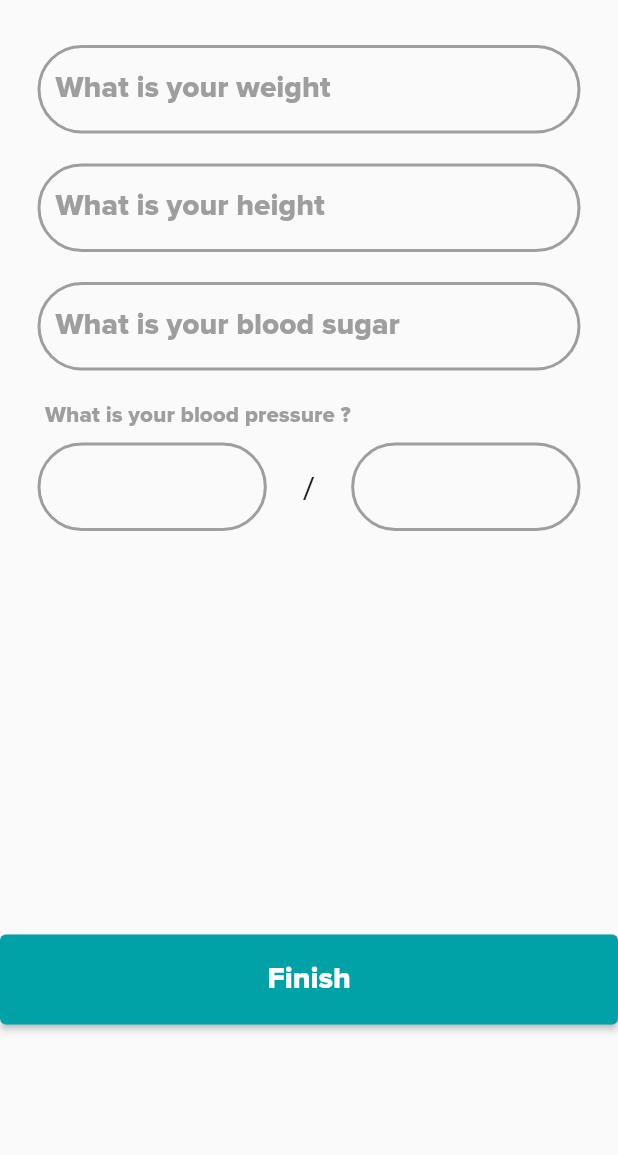
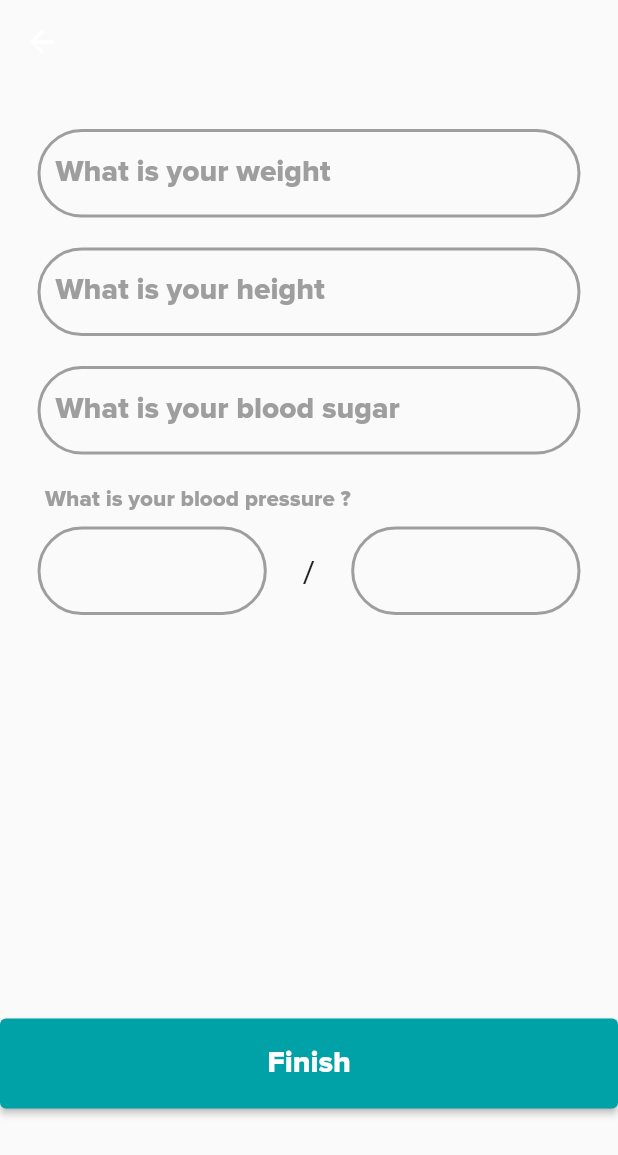
Before and after one commit to AhmedElbasha97/medicalkhealth-care, a Flutter app: the PatientNextScreen screen opened directly, on a phone screen of 412 x 824 dp. Shown: the top 1155 px of the screen. Run offline on Flutter 3.47's test engine with Material 2 defaults, Android fonts, the phone set to English and light mode, and no system bars; our stand-ins replace file_picker, firebase_auth, firebase_core, firebase_database, firebase_storage, font_awesome_flutter and 1 more; missing offline and left inert: animated_onboarding, flutter_dropdown; accounts and stored records are empty.

Commit message:
scaffold bug

```diff
--- a/med_app/lib/UI/DoctorNextScreen/doctor_next_screen.dart
+++ b/med_app/lib/UI/DoctorNextScreen/doctor_next_screen.dart
@@ -86,11 +86,6 @@ class _DoctorNextScreenState extends State<DoctorNextScreen> {
     return Scaffold(
         appBar: AppBar(
           shadowColor: Colors.black,
-          leading: IconButton(
-            icon: Icon(Icons.arrow_back_ios_sharp),
-            color: Colors.black,
-            onPressed: () => Navigator.pop(context),
-          ),
           title: Text(''),
           backgroundColor: Colors.transparent,
           elevation: 0.0,
@@ -204,7 +199,7 @@ class _DoctorNextScreenState extends State<DoctorNextScreen> {
                         candidate);
                   },
                   child: Text(
-                    'Next',
+                    'Finish',
                     style: TextStyle(
                         color: Colors.white,
                         fontSize: 20,
--- a/med_app/lib/UI/PatientNextScreen/patient_next_screen.dart
+++ b/med_app/lib/UI/PatientNextScreen/patient_next_screen.dart
@@ -67,7 +67,14 @@ class _PatientNextScreenState extends State<PatientNextScreen> {
 
   @override
   Widget build(BuildContext context) {
-    return Container(
+    return Scaffold(
+      appBar: AppBar(
+        shadowColor: Colors.black,
+        title: Text(''),
+        backgroundColor: Colors.transparent,
+        elevation: 0.0,
+      ),
+      body: Container(
         child: SingleChildScrollView(
           child: Column(
             mainAxisAlignment: MainAxisAlignment.spaceBetween,
@@ -81,7 +88,8 @@ class _PatientNextScreenState extends State<PatientNextScreen> {
                       child: TextFieldComp(
                           label: "What is your weight",
                           hint: "Enter your weight",
-                        controller: weight),
+                          controller: weight,
+                          keyboardTypeNumber: true),
                     ),
                     Padding(
                       padding: const EdgeInsets.symmetric(vertical: 10),
@@ -89,7 +97,7 @@ class _PatientNextScreenState extends State<PatientNextScreen> {
                           label: "What is your height",
                           hint: "Enter your height",
                           controller: height,
-                    ),
+                          keyboardTypeNumber: true),
                     ),
                     Padding(
                       padding: const EdgeInsets.symmetric(vertical: 10),
@@ -97,7 +105,7 @@ class _PatientNextScreenState extends State<PatientNextScreen> {
                           label: 'What is your blood sugar',
                           hint: "Enter your blood sugar",
                           controller: sugar,
-                    ),
+                          keyboardTypeNumber: true),
                     ),
                     Padding(
                         padding: const EdgeInsets.symmetric(
@@ -106,8 +114,8 @@ class _PatientNextScreenState extends State<PatientNextScreen> {
                           crossAxisAlignment: CrossAxisAlignment.start,
                           children: [
                             Padding(
-                            padding:
-                                const EdgeInsets.only(bottom: 10.0, left: 5.0),
+                              padding: const EdgeInsets.only(
+                                  bottom: 10.0, left: 5.0),
                               child: Text(
                                 'What is your blood pressure ?',
                                 style: TextStyle(
@@ -131,7 +139,8 @@ class _PatientNextScreenState extends State<PatientNextScreen> {
                                             borderSide: BorderSide(
                                                 width: 2,
                                                 color: Color(0xFF02B4BB)),
-                                          borderRadius: const BorderRadius.all(
+                                            borderRadius:
+                                                const BorderRadius.all(
                                               const Radius.circular(40.0),
                                             )),
                                         enabledBorder: OutlineInputBorder(
@@ -164,7 +173,8 @@ class _PatientNextScreenState extends State<PatientNextScreen> {
                                             borderSide: BorderSide(
                                                 width: 2,
                                                 color: Color(0xFF02B4BB)),
-                                          borderRadius: const BorderRadius.all(
+                                            borderRadius:
+                                                const BorderRadius.all(
                                               const Radius.circular(40.0),
                                             )),
                                         enabledBorder: OutlineInputBorder(
@@ -212,6 +222,7 @@ class _PatientNextScreenState extends State<PatientNextScreen> {
             ],
           ),
         ),
+      ),
     );
   }
 }
--- a/med_app/lib/Widgets/text_field.dart
+++ b/med_app/lib/Widgets/text_field.dart
@@ -5,7 +5,12 @@ class TextFieldComp extends StatefulWidget {
   final String label;
   final String hint;
   final controller;
-  TextFieldComp({this.label, this.hint, this.controller});
+  final keyboardTypeNumber;
+  TextFieldComp(
+      {this.label,
+      this.hint,
+      this.controller,
+      this.keyboardTypeNumber = false});
 
   @override
   _TextFieldCompState createState() => _TextFieldCompState();
@@ -29,7 +34,9 @@ class _TextFieldCompState extends State<TextFieldComp> {
               },
               child: TextFormField(
                 controller: widget.controller,
-                keyboardType: TextInputType.text,
+                keyboardType: widget.keyboardTypeNumber
+                    ? TextInputType.number
+                    : TextInputType.text,
                 decoration: InputDecoration(
                     focusedBorder: OutlineInputBorder(
                         borderSide:
```
Lines whose indentation alone changed are shown as unchanged.
